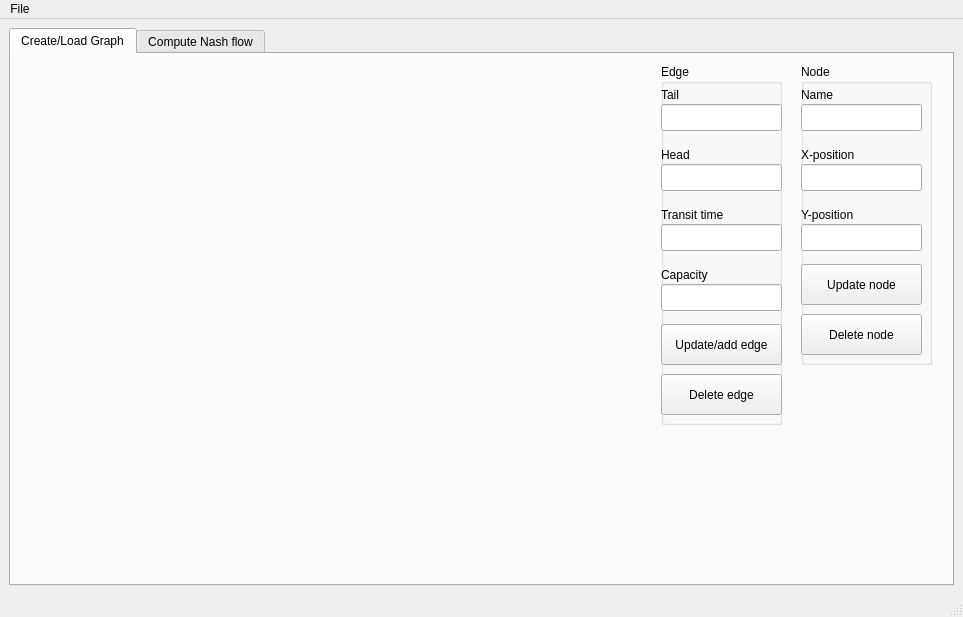
Old version of the form source/ui/mainWdw.ui in the repository LeonSering/NashFlowComputation.
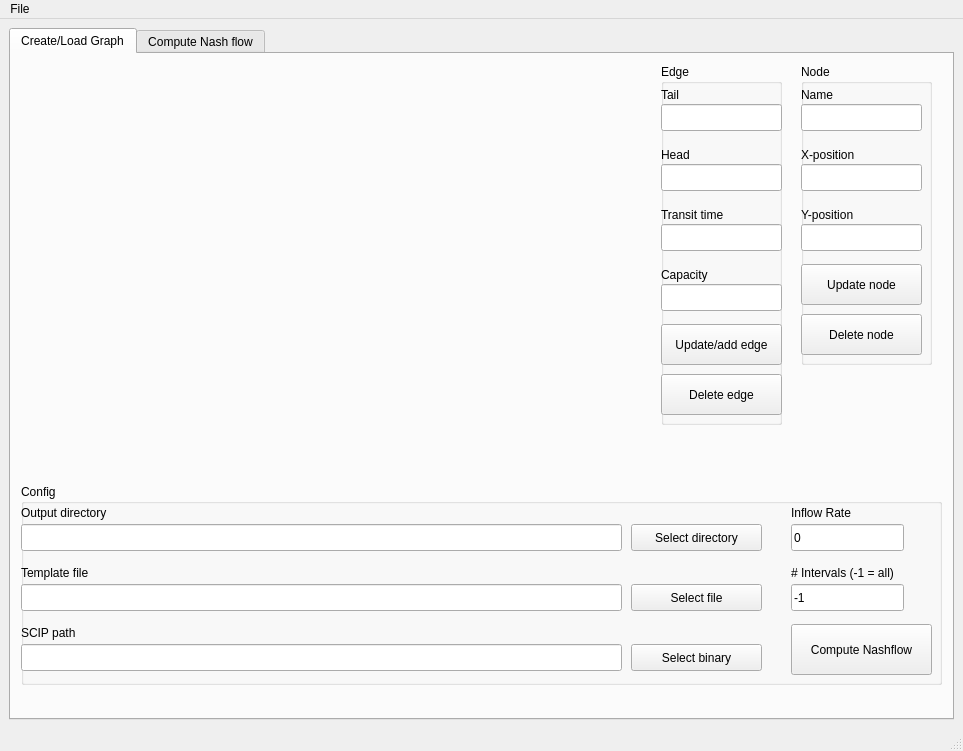
New version of the form.

Commit message: -changed gui on tab 1 -added config file parser

```diff
--- a/source/ui/mainWdw.ui
+++ b/source/ui/mainWdw.ui
@@ -7,7 +7,7 @@
     <x>0</x>
     <y>0</y>
     <width>963</width>
-    <height>617</height>
+    <height>751</height>
    </rect>
   </property>
   <property name="windowTitle">
@@ -309,6 +309,201 @@
          </property>
         </widget>
        </widget>
+       <widget class="QGroupBox" name="groupBox_3">
+        <property name="geometry">
+         <rect>
+          <x>10</x>
+          <y>430</y>
+          <width>921</width>
+          <height>201</height>
+         </rect>
+        </property>
+        <property name="title">
+         <string>Config</string>
+        </property>
+        <widget class="QLabel" name="label_8">
+         <property name="geometry">
+          <rect>
+           <x>770</x>
+           <y>20</y>
+           <width>91</width>
+           <height>17</height>
+          </rect>
+         </property>
+         <property name="text">
+          <string>Inflow Rate</string>
+         </property>
+        </widget>
+        <widget class="QLineEdit" name="inflowLineEdit">
+         <property name="geometry">
+          <rect>
+           <x>770</x>
+           <y>40</y>
+           <width>113</width>
+           <height>27</height>
+          </rect>
+         </property>
+         <property name="text">
+          <string>0</string>
+         </property>
+        </widget>
+        <widget class="QLabel" name="label_9">
+         <property name="geometry">
+          <rect>
+           <x>0</x>
+           <y>20</y>
+           <width>121</width>
+           <height>17</height>
+          </rect>
+         </property>
+         <property name="text">
+          <string>Output directory</string>
+         </property>
+        </widget>
+        <widget class="QLineEdit" name="outputDirectoryLineEdit">
+         <property name="geometry">
+          <rect>
+           <x>0</x>
+           <y>40</y>
+           <width>601</width>
+           <height>27</height>
+          </rect>
+         </property>
+        </widget>
+        <widget class="QLabel" name="label_10">
+         <property name="geometry">
+          <rect>
+           <x>770</x>
+           <y>80</y>
+           <width>141</width>
+           <height>17</height>
+          </rect>
+         </property>
+         <property name="text">
+          <string># Intervals (-1 = all)</string>
+         </property>
+        </widget>
+        <widget class="QLineEdit" name="intervalsLineEdit">
+         <property name="geometry">
+          <rect>
+           <x>770</x>
+           <y>100</y>
+           <width>113</width>
+           <height>27</height>
+          </rect>
+         </property>
+         <property name="text">
+          <string>-1</string>
+         </property>
+        </widget>
+        <widget class="QLabel" name="label_11">
+         <property name="geometry">
+          <rect>
+           <x>0</x>
+           <y>80</y>
+           <width>121</width>
+           <height>17</height>
+          </rect>
+         </property>
+         <property name="text">
+          <string>Template file</string>
+         </property>
+        </widget>
+        <widget class="QLineEdit" name="templateFileLineEdit">
+         <property name="geometry">
+          <rect>
+           <x>0</x>
+           <y>100</y>
+           <width>601</width>
+           <height>27</height>
+          </rect>
+         </property>
+        </widget>
+        <widget class="QPushButton" name="outputDirectoryPushButton">
+         <property name="geometry">
+          <rect>
+           <x>610</x>
+           <y>40</y>
+           <width>131</width>
+           <height>27</height>
+          </rect>
+         </property>
+         <property name="text">
+          <string>Select directory</string>
+         </property>
+        </widget>
+        <widget class="QPushButton" name="templateFilePushButton">
+         <property name="geometry">
+          <rect>
+           <x>610</x>
+           <y>100</y>
+           <width>131</width>
+           <height>27</height>
+          </rect>
+         </property>
+         <property name="text">
+          <string>Select file</string>
+         </property>
+        </widget>
+        <widget class="QLineEdit" name="scipPathLineEdit">
+         <property name="geometry">
+          <rect>
+           <x>0</x>
+           <y>160</y>
+           <width>601</width>
+           <height>27</height>
+          </rect>
+         </property>
+        </widget>
+        <widget class="QLabel" name="label_12">
+         <property name="geometry">
+          <rect>
+           <x>0</x>
+           <y>140</y>
+           <width>121</width>
+           <height>17</height>
+          </rect>
+         </property>
+         <property name="text">
+          <string>SCIP path</string>
+         </property>
+        </widget>
+        <widget class="QPushButton" name="scipPathPushButton">
+         <property name="geometry">
+          <rect>
+           <x>610</x>
+           <y>160</y>
+           <width>131</width>
+           <height>27</height>
+          </rect>
+         </property>
+         <property name="text">
+          <string>Select binary</string>
+         </property>
+        </widget>
+       </widget>
+       <widget class="QPushButton" name="computeFlowPushButton">
+        <property name="geometry">
+         <rect>
+          <x>780</x>
+          <y>570</y>
+          <width>141</width>
+          <height>51</height>
+         </rect>
+        </property>
+        <property name="text">
+         <string>Compute Nashflow</string>
+        </property>
+        <property name="autoDefault">
+         <bool>false</bool>
+        </property>
+        <property name="default">
+         <bool>false</bool>
+        </property>
+        <property name="flat">
+         <bool>false</bool>
+        </property>
+       </widget>
       </widget>
       <widget class="QWidget" name="tab_2">
        <attribute name="title">
```
The commit also changes 3 other files.
